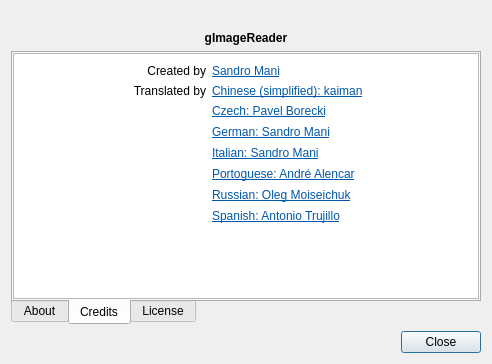
Before: the Qt Designer form qt/data/AboutDialog.ui in manisandro/gImageReader, drawn with Qt 5.
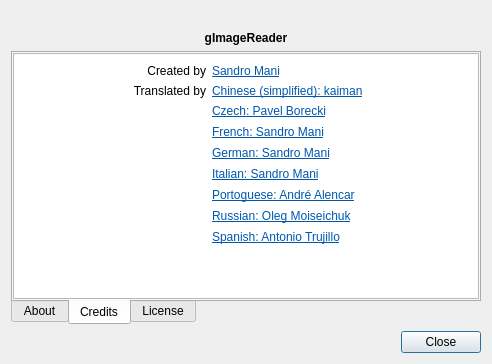
After: the same form once the commit is applied. The open tabs and pages were chosen to show the change. Icons and pictures are not drawn.

Commit message: Add french translation credits

The edit to the form file:
```diff
--- a/qt/data/AboutDialog.ui
+++ b/qt/data/AboutDialog.ui
@@ -122,6 +122,10 @@
 &lt;tr&gt;
 &lt;td&gt;&lt;/td&gt;
 &lt;td&gt;
+&lt;p style=&quot; margin-top:12px; margin-bottom:12px; margin-left:0px; margin-right:0px; -qt-block-indent:0; text-indent:0px;&quot;&gt;&lt;a href=&quot;mailto:manisandro@gmail.com&quot;&gt;&lt;span style=&quot; font-size:9pt; text-decoration: underline; color:#0057ae;&quot;&gt;French: Sandro Mani&lt;/span&gt;&lt;/a&gt;&lt;/p&gt;&lt;/td&gt;&lt;/tr&gt;
+&lt;tr&gt;
+&lt;td&gt;&lt;/td&gt;
+&lt;td&gt;
 &lt;p style=&quot; margin-top:12px; margin-bottom:12px; margin-left:0px; margin-right:0px; -qt-block-indent:0; text-indent:0px;&quot;&gt;&lt;a href=&quot;mailto:manisandro@gmail.com&quot;&gt;&lt;span style=&quot; font-size:9pt; text-decoration: underline; color:#0057ae;&quot;&gt;German: Sandro Mani&lt;/span&gt;&lt;/a&gt;&lt;/p&gt;&lt;/td&gt;&lt;/tr&gt;
 &lt;tr&gt;
 &lt;td&gt;&lt;/td&gt;
```
The commit also changes 1 other file.
